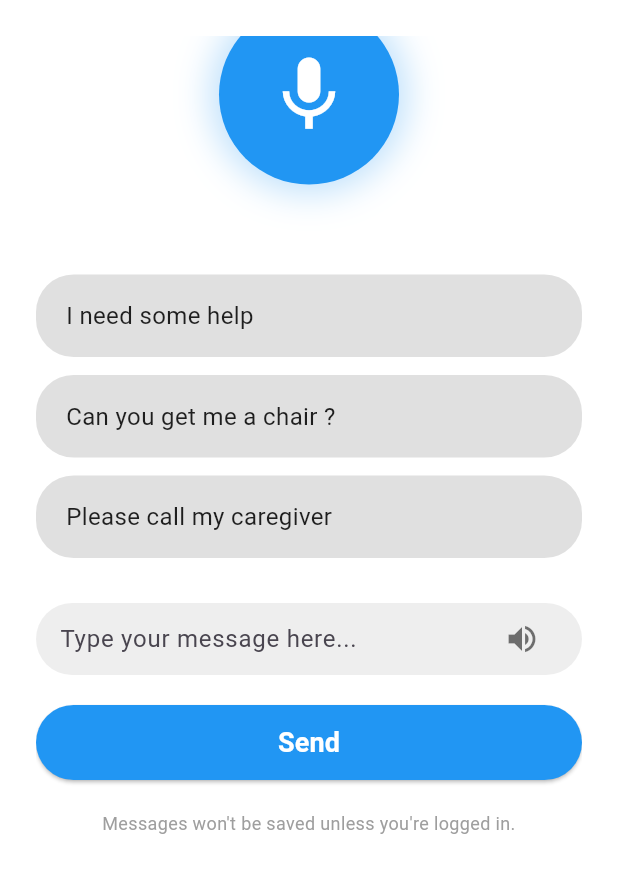
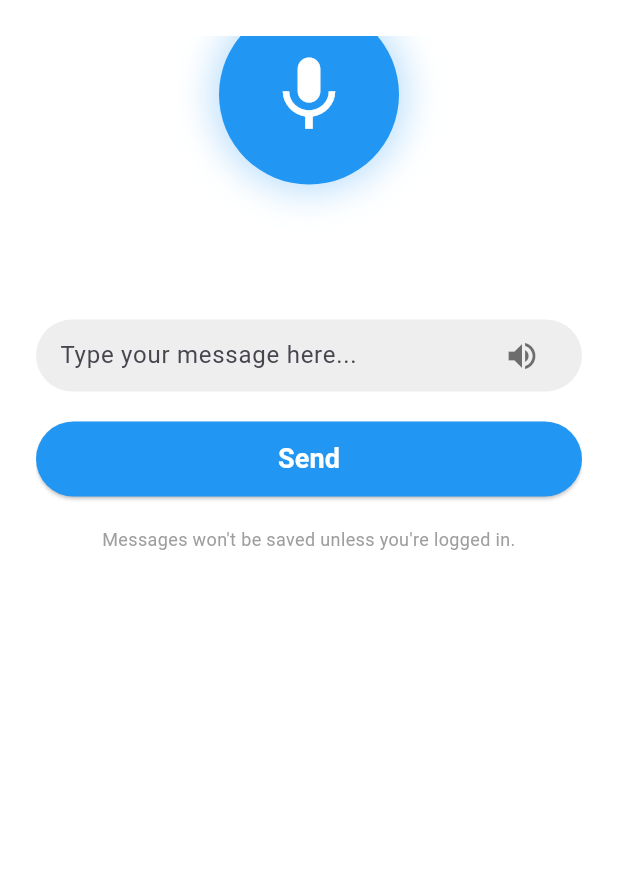
Before and after one commit to Mohamedgamaal16/codeToText, a Flutter app: the screen it shows once a user with an empty profile is signed in, scrolled down 104 dp, after a tap on the "mic none" icon, on a phone screen of 412 x 824 dp, the part 84-977 px from its top. Run offline on Flutter 3.47's test engine with Material 3 defaults, Android fonts, the light colour scheme and no system bars; our stand-ins replace firebase_auth, firebase_core, flutter_tts, geolocator, permission_handler, shared_preferences and 1 more; accounts and stored records are empty.

Commit message:
add suggestion system

```diff
--- /dev/null
+++ b/lib/features/home/helper/suggest_words_helper.dart
@@ -0,0 +1,134 @@
+// Predefined suggestions for healthcare communication
+final Map<String, List<String>> suggestionMap = {
+  'have': [
+    'I have pain in my chest',
+    'I have trouble breathing',
+    'I have a headache'
+  ],
+  'need': [
+    'I need help walking',
+    'I need my medication',
+    'I need to use the bathroom'
+  ],
+  'can': [
+    'Can you help me sit up?',
+    'Can you call the doctor?',
+    'Can you bring me water?'
+  ],
+  'feel': [
+    'I feel dizzy',
+    'I feel nauseous',
+    'I feel weak'
+  ],
+  'my': [
+    'My back hurts',
+    'My stomach is upset',
+    'My head is spinning'
+  ],
+  'please': [
+    'Please call my family',
+    'Please help me stand',
+    'Please bring my medicine'
+  ],
+  'want': [
+    'I want to rest',
+    'I want some water',
+    'I want to see the nurse'
+  ],
+  'hurt': [
+    'My leg hurts',
+    'My arm hurts',
+    'My neck hurts'
+  ],
+  'call': [
+    'Call the doctor please',
+    'Call my caregiver',
+    'Call emergency services'
+  ],
+  'bring': [
+    'Bring me a blanket',
+    'Bring me my phone',
+    'Bring me some food'
+  ],
+  // NEW KEYS ADDED BELOW
+  'where': [
+    'Where is my nurse?',
+    'Where can I get a gown?',
+    'Where is the water station?'
+  ],
+  'when': [
+    'When is the doctor coming?',
+    'When can I go home?',
+    'When is my next medication due?'
+  ],
+  'what': [
+    'What are my test results?',
+    'What are my visiting hours?',
+    'What did the doctor say?'
+  ],
+  'why': [
+    'Why do I need this procedure?',
+    'Why am I feeling this pain?',
+    'Why is my diet restricted?',
+  ],
+  'how': [
+    'How do I use the call button?',
+    'How long will recovery take?',
+    'How can I manage the pain at home?'
+  ],
+  'help': [
+    'Help me to the chair',
+    'Help, I am going to fall',
+    'Help me with this device'
+  ],
+  'pain': [
+    'The pain is getting worse',
+    'The pain is a sharp stabbing',
+    'My pain level is an 8 out of 10'
+  ],
+  'comfort': [
+    'I am too cold',
+    'I am too hot',
+    'The pillows are uncomfortable',
+  ],
+  'food': [
+    'I am hungry',
+    'I am nauseous and cannot eat',
+    'I need help cutting my food'
+  ],
+  'bathroom': [
+    'I need a bedpan',
+    'I had an accident',
+    'I need privacy in the bathroom'
+  ],
+  'worry': [
+    'I am worried about the surgery',
+    'I am scared to be alone',
+    'I am concerned about my family'
+  ],
+  'sleep': [
+    'I cannot sleep',
+    'The noise is keeping me awake',
+    'I keep waking up in pain'
+  ],
+  'medication': [
+    'I missed a dose of my medication',
+    'The medication is making me dizzy',
+    'I need a refill on my prescription'
+  ],
+  'family': [
+    'My family needs an update',
+    'How can my family visit me?',
+    'My family has questions'
+  ],
+  'discharge': [
+    'What are my discharge instructions?',
+    'I need a note for my work',
+    'I need my discharge paperwork'
+  ],
+  'thank': [
+    'Thank you for your help',
+    'Thank you for being patient with me',
+    'I appreciate your kindness'
+  ]
+};
--- a/lib/features/home/home_screen.dart
+++ b/lib/features/home/home_screen.dart
@@ -1,6 +1,7 @@
 import 'package:flutter/material.dart';
 import 'package:flutter_tts/flutter_tts.dart';
 import 'package:soundtotext/features/auth/service/auth_service.dart';
+import 'package:soundtotext/features/home/helper/suggest_words_helper.dart';
 import 'package:soundtotext/features/home/listen_screen.dart';
 import 'package:soundtotext/features/home/message_confirmation_screen.dart';
 import 'package:speech_to_text/speech_to_text.dart';
@@ -22,12 +23,60 @@ class _HomeScreenState extends State<HomeScreen> {
   final TextEditingController _messageController = TextEditingController();
   String _lastWords = '';
   final FlutterTts _flutterTts = FlutterTts();
+  List<String> _suggestions = [];
+  bool _showSuggestions = false;
+
+  // Default quick messages
+  final List<String> _defaultMessages = [
+    'I need some help',
+    'Can you get me a chair?',
+    'Please call my caregiver',
+  ];
 
   @override
   void initState() {
     super.initState();
     initSpeech();
     _initTts();
+    _messageController.addListener(_onTextChanged);
+
+    // Initialize with default messages
+    _suggestions = _defaultMessages;
+    _showSuggestions = true;
+  }
+
+  void _onTextChanged() {
+    final text = _messageController.text.toLowerCase().trim();
+
+    List<String> newSuggestions = [];
+
+    if (text.isEmpty) {
+      // Show default messages when text field is empty
+      newSuggestions = _defaultMessages;
+    } else {
+      // Find suggestions based on the text input
+      for (String key in suggestionMap.keys) {
+        if (key.startsWith(text) || text.contains(key)) {
+          newSuggestions.addAll(suggestionMap[key]!);
+        }
+      }
+
+      // Remove duplicates and limit to 3 suggestions
+      newSuggestions = newSuggestions.toSet().toList();
+      if (newSuggestions.length > 3) {
+        newSuggestions = newSuggestions.sublist(0, 3);
+      }
+
+      // If no suggestions found for the typed text, show default messages
+      if (newSuggestions.isEmpty) {
+        newSuggestions = _defaultMessages;
+      }
+    }
+
+    setState(() {
+      _suggestions = newSuggestions;
+      _showSuggestions = true; // Always show suggestions (either matched or default)
+    });
   }
 
   void initSpeech() async {
@@ -47,11 +96,12 @@ class _HomeScreenState extends State<HomeScreen> {
       setState(() {
         _isListening = true;
         _lastWords = '';
+        _showSuggestions = false; // Hide suggestions while listening
       });
       await _speechToText.listen(
         onResult: _onSpeechResult,
-        listenFor: const Duration(minutes: 5), // Extended to 5 minutes
-        pauseFor: const Duration(seconds: 5),  // Increased pause time
+        listenFor: const Duration(minutes: 5),
+        pauseFor: const Duration(seconds: 5),
         partialResults: true,
         localeId: "en_US",
         cancelOnError: false,
@@ -67,7 +117,6 @@ class _HomeScreenState extends State<HomeScreen> {
     setState(() => _isListening = false);
     await _speechToText.stop();
 
-    // Set the recognized text to the text field after stopping
     if (_lastWords.isNotEmpty) {
       setState(() {
         _messageController.text = _lastWords;
@@ -78,7 +127,6 @@ class _HomeScreenState extends State<HomeScreen> {
   void _onSpeechResult(result) {
     setState(() {
       _lastWords = result.recognizedWords;
-      // Update the text field in real-time while listening
       if (_isListening) {
         _messageController.text = _lastWords;
       }
@@ -102,6 +150,13 @@ class _HomeScreenState extends State<HomeScreen> {
         ),
       );
     }
+  }
+
+  void _selectSuggestion(String suggestion) {
+    setState(() {
+      _messageController.text = suggestion;
+      _showSuggestions = false;
+    });
   }
 
   @override
@@ -211,16 +266,22 @@ class _HomeScreenState extends State<HomeScreen> {
 
                 const SizedBox(height: 40),
 
-                // Quick Messages
-                _buildQuickMessage('I need some help'),
-                const SizedBox(height: 12),
-                _buildQuickMessage('Can you get me a chair ?'),
-                const SizedBox(height: 12),
-                _buildQuickMessage('Please call my caregiver'),
+                // Dynamic Quick Messages / Suggestions
+                if (_showSuggestions && !_isListening)
+                  Column(
+                    children: [
+                      for (int i = 0; i < _suggestions.length; i++) ...[
+                        _buildQuickMessage(_suggestions[i]),
+                        if (i < _suggestions.length - 1) const SizedBox(height: 12),
+                      ],
+                    ],
+                  ),
 
                 const SizedBox(height: 30),
 
-                // Text Input
+                // Text Input with Suggestions
+                Column(
+                  children: [
                     Container(
                       padding: const EdgeInsets.symmetric(horizontal: 16),
                       decoration: BoxDecoration(
@@ -245,6 +306,8 @@ class _HomeScreenState extends State<HomeScreen> {
                           ),
                         ],
                       ),
+                    ),
+                  ],
                 ),
 
                 const SizedBox(height: 20),
@@ -297,6 +360,7 @@ class _HomeScreenState extends State<HomeScreen> {
       onTap: () {
         setState(() {
           _messageController.text = message;
+          _showSuggestions = false; // Hide suggestions after selection
         });
 
         if (_messageController.text.trim().isNotEmpty) {
```
Lines whose indentation alone changed are shown as unchanged.
